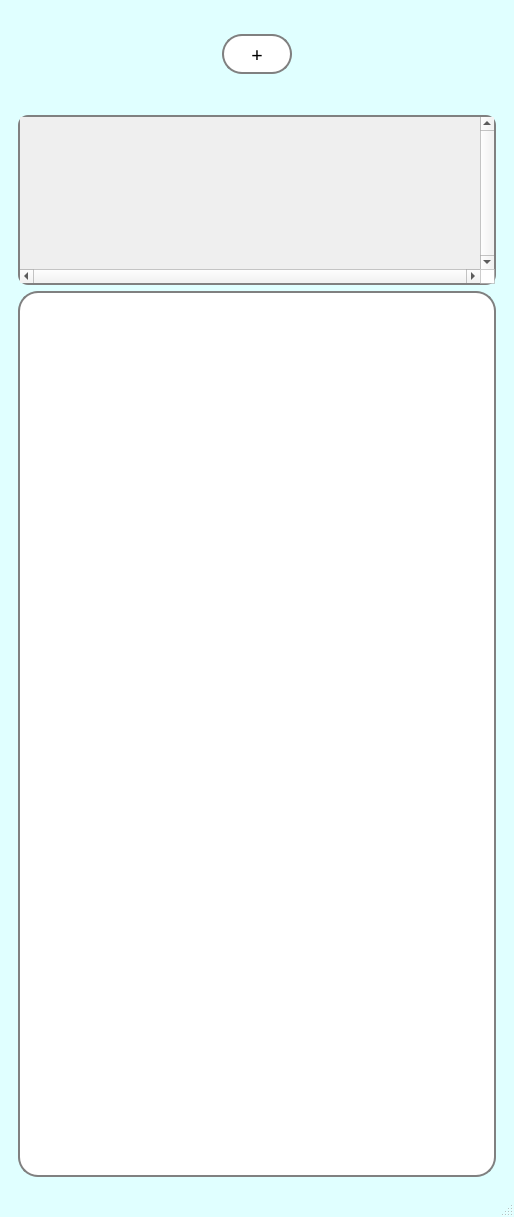
Qt form ui/main.ui (chelovek12565/farm) before a commit.
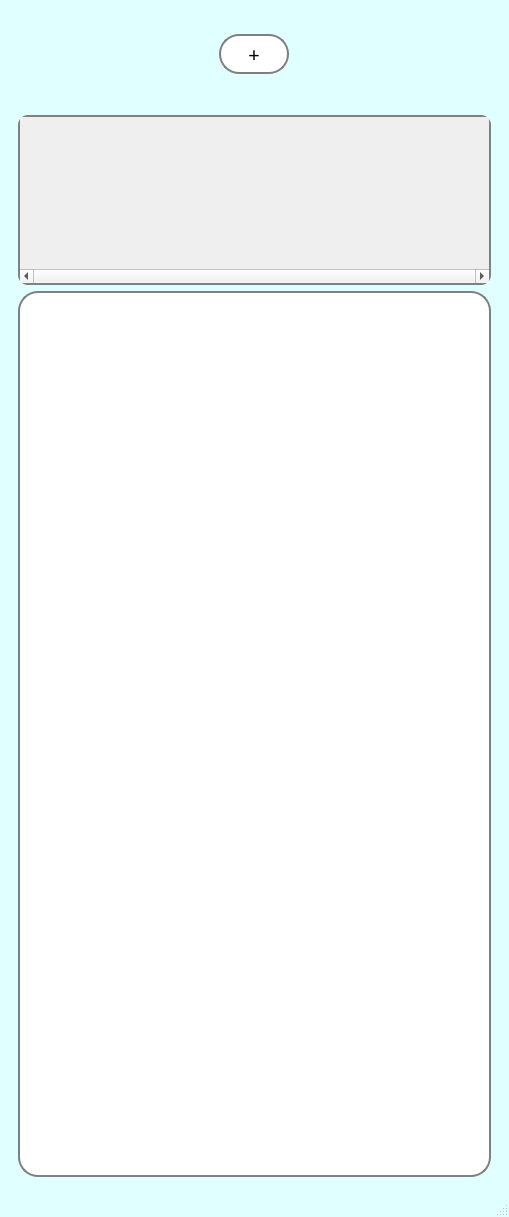
The same form after that commit.

Commit message: Конец первого дня

```diff
--- a/ui/main.ui
+++ b/ui/main.ui
@@ -9,7 +9,7 @@
    <rect>
     <x>0</x>
     <y>0</y>
-    <width>514</width>
+    <width>509</width>
     <height>1217</height>
    </rect>
   </property>
@@ -54,7 +54,9 @@
       <property name="styleSheet">
        <string notr="true"/>
       </property>
-      <layout class="QHBoxLayout" name="horizontalLayout">
+      <layout class="QVBoxLayout" name="verticalLayout_3">
+       <item>
+        <layout class="QHBoxLayout" name="farmsLayout">
        <item>
         <widget class="QPushButton" name="addButton">
          <property name="sizePolicy">
@@ -90,6 +92,8 @@
         </widget>
        </item>
       </layout>
+       </item>
+      </layout>
      </widget>
     </item>
     <item>
@@ -123,7 +127,7 @@
 }</string>
          </property>
          <property name="verticalScrollBarPolicy">
-          <enum>Qt::ScrollBarAlwaysOn</enum>
+          <enum>Qt::ScrollBarAsNeeded</enum>
          </property>
          <property name="horizontalScrollBarPolicy">
           <enum>Qt::ScrollBarAlwaysOn</enum>
@@ -136,7 +140,7 @@
            <rect>
             <x>0</x>
             <y>0</y>
-            <width>457</width>
+            <width>469</width>
             <height>149</height>
            </rect>
           </property>
```
Left out of the diff: 2 changed lines with no effect on the pictures. Lines whose indentation alone changed are shown as unchanged.
